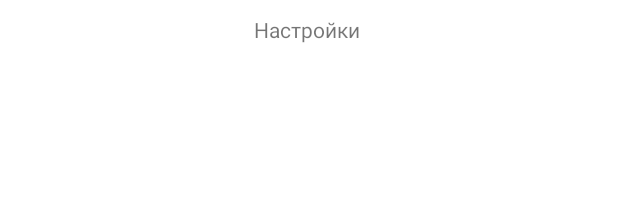
After one commit to Yan9999/MyAplication, an Android app: the layout acrivity_setting.xml on its own in the app's theme, with its tools: preview values and no code run, on a phone screen of 412 x 824 dp. The commit adds this screen. Shown: the top 212 px of the screen. Run offline under Robolectric (Android 15) with nearby library versions, the phone set to English and light mode, and no system bars.

Commit message:
My calculator -Final

```diff
--- /dev/null
+++ b/app/src/main/res/layout/acrivity_setting.xml
@@ -0,0 +1,19 @@
+<?xml version="1.0" encoding="utf-8"?>
+<androidx.constraintlayout.widget.ConstraintLayout xmlns:android="http://schemas.android.com/apk/res/android"
+    xmlns:app="http://schemas.android.com/apk/res-auto"
+    xmlns:tools="http://schemas.android.com/tools"
+    android:layout_width="match_parent"
+    android:layout_height="match_parent">
+
+    <TextView
+        android:id="@+id/textView2"
+        android:layout_width="0dp"
+        android:layout_height="40dp"
+        android:breakStrategy="high_quality"
+        android:text="Настройки "
+        android:gravity="center"
+        android:textAppearance="@style/TextAppearance.AppCompat.Small"
+        app:layout_constraintEnd_toEndOf="parent"
+        app:layout_constraintStart_toStartOf="parent"
+        app:layout_constraintTop_toTopOf="parent" />
+</androidx.constraintlayout.widget.ConstraintLayout>
--- a/app/src/main/res/values/dimens.xml
+++ b/app/src/main/res/values/dimens.xml
@@ -13,5 +13,7 @@
     <dimen name="buttonSize1">48sp</dimen>
     <dimen name="buttonSizeText">60dp</dimen>
 
+    <dimen name="textSizeSetting">20dp</dimen>
+
 
 </resources>
```
Also changed, not shown: app/src/main/AndroidManifest.xml (+5 -2 lines), app/src/main/java/com/example/myaplication/MainActivity.java (+97 -19 lines), app/src/main/java/com/example/myaplication/SettingsActivity.java (added, +14 -0 lines), app/src/main/res/layout/activity_main.xml (+15 -5 lines), app/src/main/res/values/strings.xml (+10 -0 lines).
